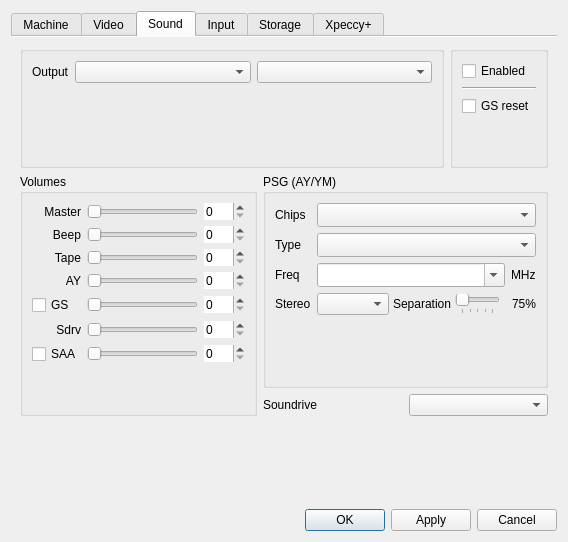
dotkoval/xpeccy-plus, file ui/setupwin.ui: the form before one commit.
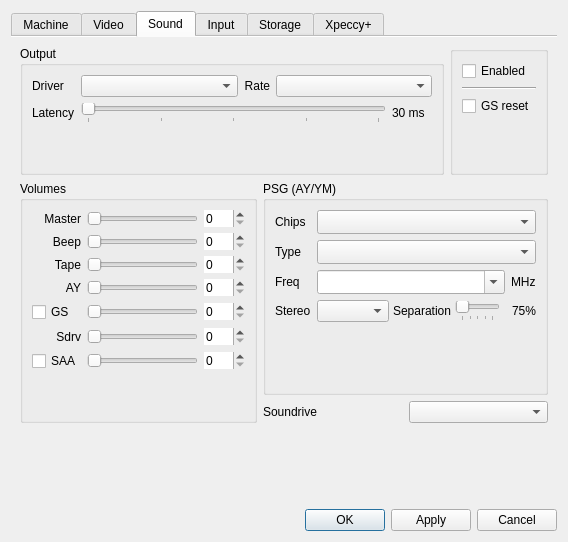
The form after the commit. The open tabs and pages were chosen to show the change. Icons and pictures are not drawn. Custom widgets are drawn as their Qt base class.

```diff
--- a/ui/setupwin.ui
+++ b/ui/setupwin.ui
@@ -938,21 +938,86 @@
           <layout class="QHBoxLayout" name="horizontalLayout_25">
            <item>
             <widget class="QGroupBox" name="sndOutGBox">
-             <layout class="QGridLayout" name="gridLayout_5" columnstretch="0,10,10">
+             <property name="title">
+              <string>Output</string>
+             </property>
+             <layout class="QGridLayout" name="gridLayout_5" columnstretch="0,10,0,10">
               <item row="0" column="1">
                <widget class="QComboBox" name="outbox"/>
               </item>
-              <item row="0" column="2">
+              <item row="0" column="3">
                <widget class="QComboBox" name="ratbox"/>
               </item>
               <item row="0" column="0">
                <widget class="QLabel" name="label_4">
                 <property name="text">
-                 <string>Output</string>
+                 <string>Driver</string>
                 </property>
                </widget>
               </item>
-              <item row="1" column="1">
+              <item row="0" column="2">
+               <widget class="QLabel" name="labSndRate">
+                <property name="text">
+                 <string>Rate</string>
+                </property>
+                <property name="alignment">
+                 <set>Qt::AlignRight|Qt::AlignTrailing|Qt::AlignVCenter</set>
+                </property>
+               </widget>
+              </item>
+              <item row="1" column="0">
+               <widget class="QLabel" name="labSndLatName">
+                <property name="text">
+                 <string>Latency</string>
+                </property>
+               </widget>
+              </item>
+              <item row="1" column="1" colspan="3">
+               <layout class="QHBoxLayout" name="horizontalLayout_sndlat">
+                <item>
+                 <widget class="QSlider" name="sldSndLatency">
+                  <property name="toolTip">
+                   <string>How much sound is kept buffered ahead of playback. Less is more responsive; too little and the sound clicks.</string>
+                  </property>
+                  <property name="minimum">
+                   <number>20</number>
+                  </property>
+                  <property name="maximum">
+                   <number>60</number>
+                  </property>
+                  <property name="singleStep">
+                   <number>5</number>
+                  </property>
+                  <property name="pageStep">
+                   <number>10</number>
+                  </property>
+                  <property name="orientation">
+                   <enum>Qt::Horizontal</enum>
+                  </property>
+                  <property name="tickPosition">
+                   <enum>QSlider::TicksBelow</enum>
+                  </property>
+                  <property name="tickInterval">
+                   <number>10</number>
+                  </property>
+                 </widget>
+                </item>
+                <item>
+                 <widget class="QLabel" name="labSndLatency">
+                  <property name="minimumSize">
+                   <size>
+                    <width>40</width>
+                    <height>0</height>
+                   </size>
+                  </property>
+                  <property name="text">
+                   <string>30 ms</string>
+                  </property>
+                 </widget>
+                </item>
+               </layout>
+              </item>
+              <item row="2" column="1" colspan="3">
                <spacer name="verticalSpacer_22">
                 <property name="orientation">
                  <enum>Qt::Vertical</enum>
```
